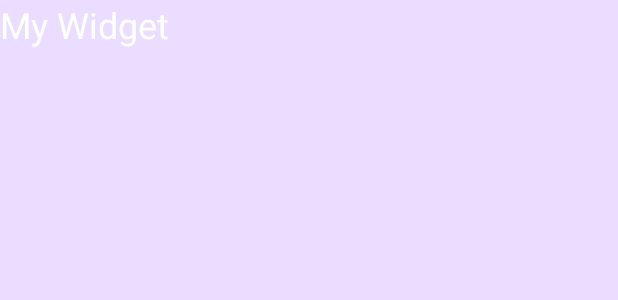
After one commit to wtolson4/TaskManager, an Android app: the layout widget_initial.xml on its own in the app's theme, with its tools: preview values and no code run, on a phone screen of 412 x 824 dp. The commit adds this screen. Shown: the top 300 px of the screen. Run offline under Robolectric (Android 15) with nearby library versions, the phone set to English and light mode, and no system bars.

Commit message:
Start implementing widget

```diff
--- a/app/build.gradle.kts
+++ b/app/build.gradle.kts
@@ -15,7 +15,7 @@ android {
 
     defaultConfig {
         applicationId = "com.beyondnull.flexibletodos"
-        minSdk = 26
+        minSdk = 31
         targetSdk = 34
         versionCode = 1
         versionName = "1.0"
--- a/app/src/main/java/com/beyondnull/flexibletodos/activity/MainActivity.kt
+++ b/app/src/main/java/com/beyondnull/flexibletodos/activity/MainActivity.kt
@@ -73,7 +73,6 @@ class MainActivity : AppCompatActivity() {
         ViewCompat.setOnApplyWindowInsetsListener(addTaskButton) { view, windowInsets ->
             val insets = windowInsets.getInsets(WindowInsetsCompat.Type.systemBars())
             view.updateLayoutParams<ViewGroup.MarginLayoutParams> {
-                // TODO: (P1) something about this is broken on API 26
                 this.bottomMargin = insets.bottom + 32
                 this.rightMargin = insets.right + 32
             }
--- /dev/null
+++ b/app/src/main/res/layout/widget_initial.xml
@@ -0,0 +1,17 @@
+<?xml version="1.0" encoding="utf-8"?>
+<LinearLayout xmlns:android="http://schemas.android.com/apk/res/android"
+    android:layout_width="match_parent"
+    android:layout_height="match_parent"
+    android:orientation="vertical"
+    android:background="?attr/colorPrimaryContainer"
+    android:theme="@style/Theme.FlexibleToDoListApp2">
+    <!--Theme has to be applied here manually. The theme declared in the AndroidManifest only applies to activites, not this widget-->
+    <TextView
+        android:id="@+id/widget_title"
+        android:layout_width="wrap_content"
+        android:layout_height="wrap_content"
+        android:text="My Widget"
+        android:textSize="24sp"
+        android:textColor="?attr/colorOnPrimarySurface" />
+
+</LinearLayout>
--- a/app/src/main/res/values/strings.xml
+++ b/app/src/main/res/values/strings.xml
@@ -44,4 +44,5 @@
     <string name="licenses_settings_title">Licenses</string>
     <string name="licenses_settings_description">Tap here for license information</string>
     <string name="dialog_ok">Ok</string>
+    <string name="widget_description">Show tasks in a widget</string>
 </resources>
```
Also changed, not shown: app/src/main/AndroidManifest.xml (+13 -1 lines), app/src/main/java/com/beyondnull/flexibletodos/manager/WidgetProvider.kt (added, +44 -0 lines), app/src/main/res/xml/widget_info.xml (added, +17 -0 lines).
